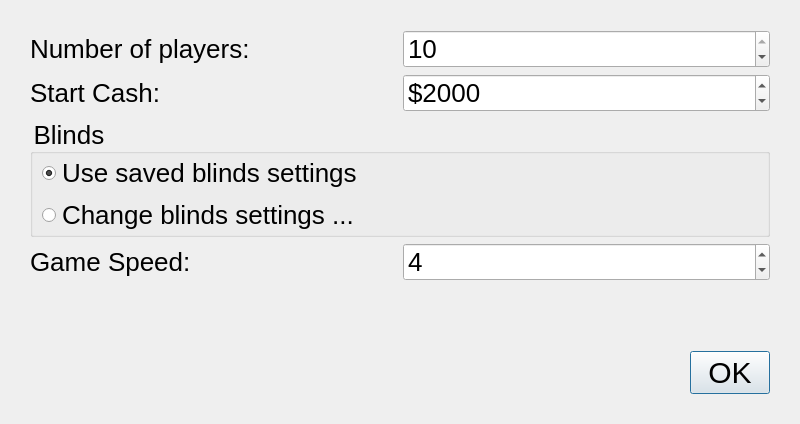
This is src/gui/qt/gui_800x480/newgamedialog_800x480.ui in pokerth/pokerth as Qt 5 draws it before an edit. The edited form follows.
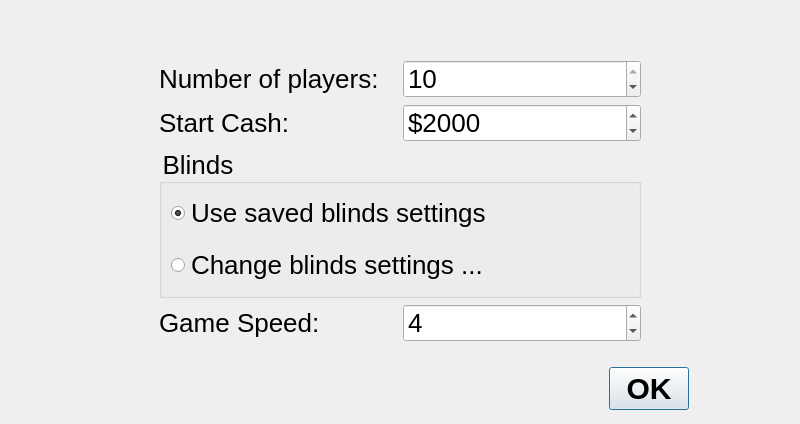
This is the edited form.

Commit message: further android gui enhancements

```diff
--- a/src/gui/qt/gui_800x480/newgamedialog_800x480.ui
+++ b/src/gui/qt/gui_800x480/newgamedialog_800x480.ui
@@ -29,10 +29,59 @@
    <string notr="true">QObject {font: 26px}</string>
   </property>
   <layout class="QVBoxLayout" name="verticalLayout">
-   <property name="margin">
-    <number>30</number>
+   <property name="spacing">
+    <number>16</number>
    </property>
    <item>
+    <spacer name="verticalSpacer_2">
+     <property name="orientation">
+      <enum>Qt::Vertical</enum>
+     </property>
+     <property name="sizeHint" stdset="0">
+      <size>
+       <width>20</width>
+       <height>40</height>
+      </size>
+     </property>
+    </spacer>
+   </item>
+   <item>
+    <layout class="QHBoxLayout" name="horizontalLayout_4">
+     <item>
+      <spacer name="horizontalSpacer">
+       <property name="orientation">
+        <enum>Qt::Horizontal</enum>
+       </property>
+       <property name="sizeHint" stdset="0">
+        <size>
+         <width>54</width>
+         <height>297</height>
+        </size>
+       </property>
+      </spacer>
+     </item>
+     <item>
+      <widget class="QFrame" name="frame">
+       <property name="sizePolicy">
+        <sizepolicy hsizetype="MinimumExpanding" vsizetype="MinimumExpanding">
+         <horstretch>0</horstretch>
+         <verstretch>0</verstretch>
+        </sizepolicy>
+       </property>
+       <property name="minimumSize">
+        <size>
+         <width>500</width>
+         <height>300</height>
+        </size>
+       </property>
+       <property name="frameShape">
+        <enum>QFrame::NoFrame</enum>
+       </property>
+       <property name="frameShadow">
+        <enum>QFrame::Plain</enum>
+       </property>
+       <layout class="QGridLayout" name="gridLayout">
+        <item row="0" column="0">
     <layout class="QHBoxLayout" name="horizontalLayout_2">
      <item>
       <widget class="QLabel" name="label">
@@ -65,7 +114,7 @@
      </item>
     </layout>
    </item>
-   <item>
+        <item row="1" column="0">
     <layout class="QHBoxLayout" name="horizontalLayout_3">
      <item>
       <widget class="QLabel" name="label_2">
@@ -101,7 +150,7 @@
      </item>
     </layout>
    </item>
-   <item>
+        <item row="2" column="0">
     <widget class="QGroupBox" name="groupBox_2">
      <property name="title">
       <string>Blinds</string>
@@ -139,7 +188,7 @@
      </layout>
     </widget>
    </item>
-   <item>
+        <item row="3" column="0">
     <layout class="QHBoxLayout" name="horizontalLayout">
      <item>
       <widget class="QLabel" name="label_5">
@@ -166,15 +215,35 @@
      </item>
     </layout>
    </item>
+       </layout>
+      </widget>
+     </item>
    <item>
-    <spacer name="verticalSpacer">
+      <spacer name="horizontalSpacer_2">
      <property name="orientation">
-      <enum>Qt::Vertical</enum>
+        <enum>Qt::Horizontal</enum>
      </property>
      <property name="sizeHint" stdset="0">
       <size>
-       <width>20</width>
-       <height>40</height>
+         <width>0</width>
+         <height>0</height>
+        </size>
+       </property>
+      </spacer>
+     </item>
+    </layout>
+   </item>
+   <item>
+    <layout class="QHBoxLayout" name="horizontalLayout_5">
+     <item>
+      <spacer name="horizontalSpacer_4">
+       <property name="orientation">
+        <enum>Qt::Horizontal</enum>
+       </property>
+       <property name="sizeHint" stdset="0">
+        <size>
+         <width>40</width>
+         <height>20</height>
       </size>
      </property>
     </spacer>
@@ -182,7 +251,7 @@
    <item>
     <widget class="QDialogButtonBox" name="buttonBox">
      <property name="styleSheet">
-      <string notr="true">QObject {font: 30px}</string>
+        <string notr="true">QObject {font: bold 30px}</string>
      </property>
      <property name="orientation">
       <enum>Qt::Horizontal</enum>
@@ -191,6 +260,37 @@
       <set>QDialogButtonBox::Ok</set>
      </property>
     </widget>
+     </item>
+     <item>
+      <spacer name="horizontalSpacer_3">
+       <property name="orientation">
+        <enum>Qt::Horizontal</enum>
+       </property>
+       <property name="sizeType">
+        <enum>QSizePolicy::Fixed</enum>
+       </property>
+       <property name="sizeHint" stdset="0">
+        <size>
+         <width>100</width>
+         <height>20</height>
+        </size>
+       </property>
+      </spacer>
+     </item>
+    </layout>
+   </item>
+   <item>
+    <spacer name="verticalSpacer">
+     <property name="orientation">
+      <enum>Qt::Vertical</enum>
+     </property>
+     <property name="sizeHint" stdset="0">
+      <size>
+       <width>497</width>
+       <height>0</height>
+      </size>
+     </property>
+    </spacer>
    </item>
   </layout>
  </widget>
```
Lines whose indentation alone changed are shown as unchanged. The commit also changes 7 other files.
